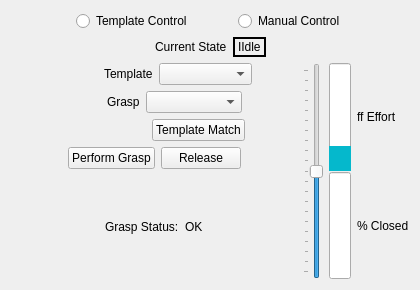
First picture: the form in vigir_ocs_grasp_widget/src/graspWidget.ui, repository team-vigir/vigir_ocs_common, before the edit.
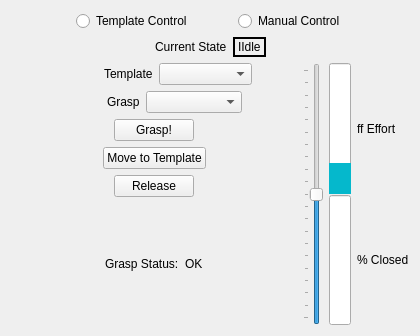
Second picture: the form after the edit.

Commit message: [vigir_ocs_grasp_widget] * Changed button labels and functions.

What changed in the file:
```diff
--- a/vigir_ocs_grasp_widget/src/graspWidget.ui
+++ b/vigir_ocs_grasp_widget/src/graspWidget.ui
@@ -7,7 +7,7 @@
     <x>0</x>
     <y>0</y>
     <width>420</width>
-    <height>290</height>
+    <height>336</height>
    </rect>
   </property>
   <property name="windowTitle">
@@ -250,9 +250,9 @@
           </spacer>
          </item>
          <item>
-          <widget class="QPushButton" name="templateButton">
+          <widget class="QPushButton" name="performButton">
            <property name="text">
-            <string>Template Match</string>
+            <string>Grasp!</string>
            </property>
           </widget>
          </item>
@@ -261,12 +261,9 @@
            <property name="orientation">
             <enum>Qt::Horizontal</enum>
            </property>
-           <property name="sizeType">
-            <enum>QSizePolicy::Fixed</enum>
-           </property>
            <property name="sizeHint" stdset="0">
             <size>
-             <width>52</width>
+             <width>40</width>
              <height>20</height>
             </size>
            </property>
@@ -290,16 +287,9 @@
           </spacer>
          </item>
          <item>
-          <widget class="QPushButton" name="performButton">
+          <widget class="QPushButton" name="templateButton">
            <property name="text">
-            <string>Perform Grasp</string>
-           </property>
-          </widget>
-         </item>
-         <item>
-          <widget class="QPushButton" name="releaseButton">
-           <property name="text">
-            <string>Release</string>
+            <string>Move to Template</string>
            </property>
           </widget>
          </item>
@@ -321,6 +311,43 @@
          </item>
         </layout>
        </item>
+       <item>
+        <layout class="QHBoxLayout" name="horizontalLayout_3">
+         <item>
+          <spacer name="horizontalSpacer_17">
+           <property name="orientation">
+            <enum>Qt::Horizontal</enum>
+           </property>
+           <property name="sizeHint" stdset="0">
+            <size>
+             <width>40</width>
+             <height>20</height>
+            </size>
+           </property>
+          </spacer>
+         </item>
+         <item>
+          <widget class="QPushButton" name="releaseButton">
+           <property name="text">
+            <string>Release</string>
+           </property>
+          </widget>
+         </item>
+         <item>
+          <spacer name="horizontalSpacer_16">
+           <property name="orientation">
+            <enum>Qt::Horizontal</enum>
+           </property>
+           <property name="sizeHint" stdset="0">
+            <size>
+             <width>40</width>
+             <height>20</height>
+            </size>
+           </property>
+          </spacer>
+         </item>
+        </layout>
+       </item>
        <item>
         <layout class="QHBoxLayout" name="horizontalLayout_9">
          <item>
```
The commit also changes 1 other file.
